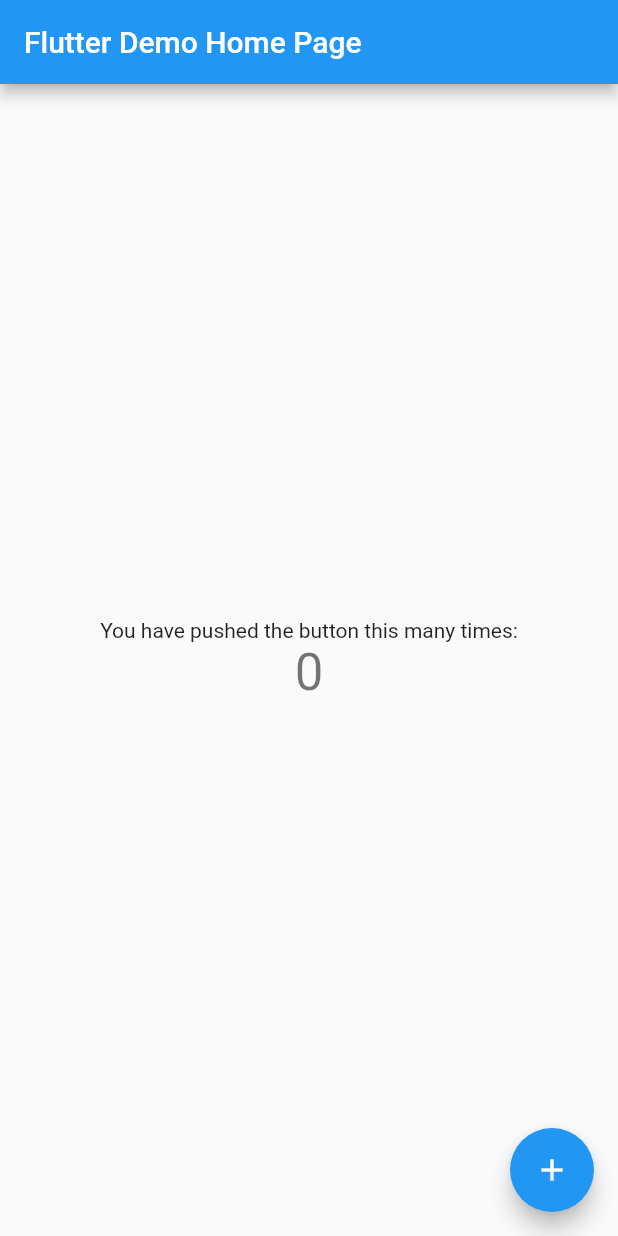
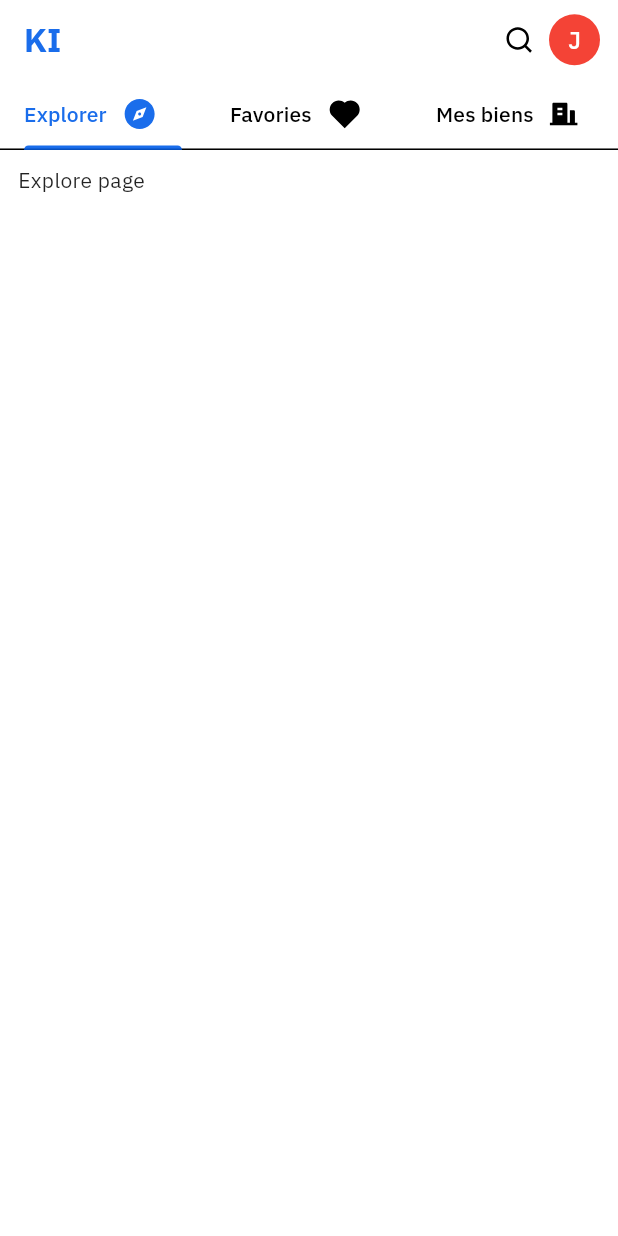
Before and after one commit to Erreur400/kvimoh, a Flutter app: the screen it shows after launch, on a phone screen of 412 x 824 dp. Run offline on Flutter 3.47's test engine with Material 2 defaults, Android fonts, the phone set to English and light mode, and no system bars; our stand-ins replace google_fonts, remixicon.

Commit message:
AppBar setup completed

```diff
--- a/lib/main.dart
+++ b/lib/main.dart
@@ -1,5 +1,7 @@
 import 'package:flutter/material.dart';
-import 'package:kimoh/utils/Utils.dart';
+import 'package:kimoh/screens/home.page.dart';
+import 'package:kimoh/utils/utils.dart';
+import 'package:kimoh/utils/theme.dart';
 
 void main() {
   runApp(const MyApp());
@@ -8,81 +10,15 @@ void main() {
 class MyApp extends StatelessWidget {
   const MyApp({super.key});
 
-  // This widget is the root of your application.
   @override
   Widget build(BuildContext context) {
     return MaterialApp(
       title: Utils.appName,
-      theme: ThemeData(
-        // is not restarted.
-        primarySwatch: Colors.blue,
-      ),
-      home: const MyHomePage(title: 'Flutter Demo Home Page'),
+      theme: AppTheme.lightTheme,
+      darkTheme: AppTheme.darkTheme,
+      themeMode: ThemeMode.system,
+      home: const HomePage(),
+      debugShowCheckedModeBanner: false,
     );
   }
 }
-
-class MyHomePage extends StatefulWidget {
-  const MyHomePage({super.key, required this.title});
-
-  // This widget is the home page of your application. It is stateful, meaning
-  // that it has a State object (defined below) that contains fields that affect
-  // how it looks.
-
-  // This class is the configuration for the state. It holds the values (in this
-  // case the title) provided by the parent (in this case the App widget) and
-  // used by the build method of the State. Fields in a Widget subclass are
-  // always marked "final".
-
-  final String title;
-
-  @override
-  State<MyHomePage> createState() => _MyHomePageState();
-}
-
-class _MyHomePageState extends State<MyHomePage> {
-  int _counter = 0;
-
-  void _incrementCounter() {
-    setState(() {
-      _counter++;
-    });
-  }
-
-  @override
-  Widget build(BuildContext context) {
-    // This method is rerun every time setState is called, for instance as done
-    // by the _incrementCounter method above.
-    //
-    // The Flutter framework has been optimized to make rerunning build methods
-    // fast, so that you can just rebuild anything that needs updating rather
-    // than having to individually change instances of widgets.
-    return Scaffold(
-      appBar: AppBar(
-        // Here we take the value from the MyHomePage object that was created by
-        // the App.build method, and use it to set our appbar title.
-        title: Text(widget.title),
-      ),
-      body: Center(
-        child: Column(
-          // horizontal).
-          mainAxisAlignment: MainAxisAlignment.center,
-          children: <Widget>[
-            const Text(
-              'You have pushed the button this many times:',
-            ),
-            Text(
-              '$_counter',
-              style: Theme.of(context).textTheme.headline4,
-            ),
-          ],
-        ),
-      ),
-      floatingActionButton: FloatingActionButton(
-        onPressed: _incrementCounter,
-        tooltip: 'Increment',
-        child: const Icon(Icons.add),
-      ), // This trailing comma makes auto-formatting nicer for build methods.
-    );
-  }
-}
--- /dev/null
+++ b/lib/screens/explore.page.dart
@@ -0,0 +1,12 @@
+import 'package:flutter/material.dart';
+
+class ExplorePage extends StatelessWidget {
+  const ExplorePage({Key? key}) : super(key: key);
+
+  @override
+  Widget build(BuildContext context) {
+    return Container(
+      child: Text("Explore page"),
+    );
+  }
+}
--- /dev/null
+++ b/lib/screens/favorite.page.dart
@@ -0,0 +1,12 @@
+import 'package:flutter/material.dart';
+
+class FavoritePage extends StatelessWidget {
+  const FavoritePage({Key? key}) : super(key: key);
+
+  @override
+  Widget build(BuildContext context) {
+    return Container(
+      child: Text("Favorite page"),
+    );
+  }
+}
--- /dev/null
+++ b/lib/screens/home.page.dart
@@ -0,0 +1,24 @@
+import 'package:flutter/material.dart';
+import 'package:kimoh/screens/explore.page.dart';
+import 'package:kimoh/screens/favorite.page.dart';
+import 'package:kimoh/screens/properties.page.dart';
+import 'package:kimoh/widgets/home.appbar.dart';
+
+class HomePage extends StatelessWidget {
+  const HomePage({Key? key}) : super(key: key);
+
+  @override
+  Widget build(BuildContext context) {
+    return const DefaultTabController(
+      length: 3,
+      child: Scaffold(
+        appBar: HomeAppBar(height: 100),
+        body: Padding(
+          padding: EdgeInsets.symmetric(horizontal: 12, vertical: 10),
+          child: TabBarView(
+              children: [ExplorePage(), FavoritePage(), PropertiesPage()]),
+        ),
+      ),
+    );
+  }
+}
--- /dev/null
+++ b/lib/screens/properties.page.dart
@@ -0,0 +1,12 @@
+import 'package:flutter/material.dart';
+
+class PropertiesPage extends StatelessWidget {
+  const PropertiesPage({Key? key}) : super(key: key);
+
+  @override
+  Widget build(BuildContext context) {
+    return Container(
+      child: Text("Properties page"),
+    );
+  }
+}
--- /dev/null
+++ b/lib/utils/theme.dart
@@ -0,0 +1,33 @@
+import 'package:flutter/material.dart';
+import 'package:google_fonts/google_fonts.dart';
+
+class AppTheme {
+  Color primaryColor = Color.fromARGB(237, 9, 98, 233);
+  Color darkPrimaryColor = const Color.fromARGB(255, 0, 22, 68);
+  Color secondaryColor = const Color(0xFF0B233D);
+  Color tertiaryColor = const Color(0xFF0F1015);
+
+  static TextTheme _textTheme() {
+    return GoogleFonts.ibmPlexSansTextTheme();
+  }
+
+  static ThemeData lightTheme = ThemeData(
+      visualDensity: VisualDensity.adaptivePlatformDensity,
+      textTheme: _textTheme(),
+      useMaterial3: true,
+      primaryColor: ThemeData.light().scaffoldBackgroundColor,
+      colorScheme: const ColorScheme.light().copyWith(
+          primary: _appTheme.primaryColor,
+          secondary: _appTheme.secondaryColor,
+          tertiary: _appTheme.tertiaryColor));
+
+  static ThemeData darkTheme = ThemeData(
+      visualDensity: VisualDensity.adaptivePlatformDensity,
+      textTheme: _textTheme(),
+      useMaterial3: true,
+      primaryColor: ThemeData.dark().scaffoldBackgroundColor,
+      colorScheme: const ColorScheme.dark()
+          .copyWith(primary: _appTheme.darkPrimaryColor));
+}
+
+AppTheme _appTheme = AppTheme();
--- /dev/null
+++ b/lib/widgets/custom.input.dart
@@ -0,0 +1,33 @@
+import 'package:flutter/material.dart';
+
+class CustomInput extends StatelessWidget {
+  final TextEditingController controller;
+  final String hint;
+  final TextInputType type;
+  final bool obscure;
+  //final Icon prefixIcon;
+  final Icon suffixIcon;
+
+  const CustomInput(
+      {Key? key,
+      required this.controller,
+      required this.hint,
+      required this.type,
+      required this.obscure,
+      //required this.prefixIcon,
+      required this.suffixIcon})
+      : super(key: key);
+
+  @override
+  Widget build(BuildContext context) {
+    return SizedBox(
+      child: TextFormField(
+        controller: controller,
+        keyboardType: type,
+        obscureText: obscure,
+        decoration: InputDecoration(
+            icon: suffixIcon, hintText: hint, hintStyle: TextStyle()),
+      ),
+    );
+  }
+}
--- /dev/null
+++ b/lib/widgets/custom.text.dart
@@ -0,0 +1,25 @@
+import 'package:flutter/material.dart';
+
+class CustomText extends StatelessWidget {
+  final String text;
+  final double fontSize;
+  final Color color;
+  final FontWeight fontWeight;
+
+  const CustomText(
+      {Key? key,
+      required this.text,
+      required this.fontSize,
+      required this.color,
+      required this.fontWeight})
+      : super(key: key);
+
+  @override
+  Widget build(BuildContext context) {
+    return Text(
+      text,
+      style:
+          TextStyle(color: color, fontSize: fontSize, fontWeight: fontWeight),
+    );
+  }
+}
--- /dev/null
+++ b/lib/widgets/home.appbar.dart
@@ -0,0 +1,89 @@
+import 'package:flutter/material.dart';
+import 'package:kimoh/widgets/custom.text.dart';
+import 'package:remixicon/remixicon.dart';
+
+class HomeAppBar extends StatelessWidget implements PreferredSizeWidget {
+  final double height;
+  const HomeAppBar({Key? key, required this.height}) : super(key: key);
+
+  @override
+  Widget build(BuildContext context) {
+    return AppBar(
+      title: CustomText(
+          text: "KI",
+          fontSize: 22.0,
+          color: Theme.of(context).colorScheme.primary,
+          fontWeight: FontWeight.w700),
+      shape: const Border(bottom: BorderSide(color: Colors.black12)),
+      actions: const [
+        Padding(
+          padding: EdgeInsets.symmetric(horizontal: 12),
+          child: Row(
+            mainAxisAlignment: MainAxisAlignment.spaceBetween,
+            children: [
+              Row(
+                children: [
+                  Icon(
+                    Remix.search_line,
+                    size: 20,
+                  ),
+                  SizedBox(
+                    width: 10.0,
+                  ),
+                  CircleAvatar(
+                    backgroundColor: Colors.red,
+                    foregroundColor: Colors.white,
+                    radius: 17,
+                    child: Text("J"),
+                  )
+                ],
+              )
+            ],
+          ),
+        ),
+      ],
+      bottom: const TabBar(isScrollable: false, indicatorWeight: 1, tabs: [
+        Tab(
+          child: Row(
+            children: [
+              Text("Explorer"),
+              SizedBox(
+                width: 10.0,
+              ),
+              Icon(Remix.compass_3_fill)
+            ],
+          ),
+        ),
+        Tab(
+          child: Row(
+            children: [
+              Text("Favories"),
+              SizedBox(
+                width: 10.0,
+              ),
+              Icon(Remix.heart_fill)
+            ],
+          ),
+        ),
+        Tab(
+          child: Row(
+            children: [
+              Text("Mes biens"),
+              SizedBox(
+                width: 10.0,
+              ),
+              Icon(
+                Remix.building_fill,
+                size: 20,
+              )
+            ],
+          ),
+        ),
+      ]),
+      //toolbarHeight: 0.0,
+    );
+  }
+
+  @override
+  Size get preferredSize => Size.fromHeight(height);
+}
--- a/pubspec.yaml
+++ b/pubspec.yaml
@@ -36,6 +36,9 @@ dependencies:
   # The following adds the Cupertino Icons font to your application.
   # Use with the CupertinoIcons class for iOS style icons.
   cupertino_icons: ^1.0.2
+  google_fonts: ^4.0.4
+  remixicon: ^1.0.0
+
 
 dev_dependencies:
   flutter_test:
@@ -54,9 +57,6 @@ dev_dependencies:
 # The following section is specific to Flutter packages.
 flutter:
 
-  # The following line ensures that the Material Icons font is
-  # included with your application, so that you can use the icons in
-  # the material Icons class.
   uses-material-design: true
 
   # To add assets to your application, add an assets section, like this:
```
Also changed, not shown: pubspec.lock, 1 other file.
